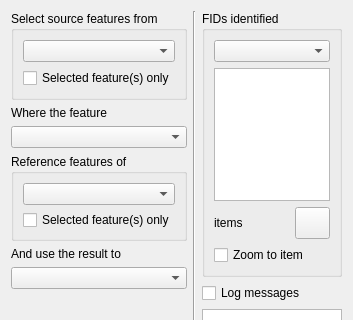
Qt form qgis/src/plugins/spatialquery/qgsspatialquerydialogbase.ui (sourcepole/qgis) before a commit; both pictures show x 0 to 353 and y 0 to 320 of the 353 by 510 pixel window.
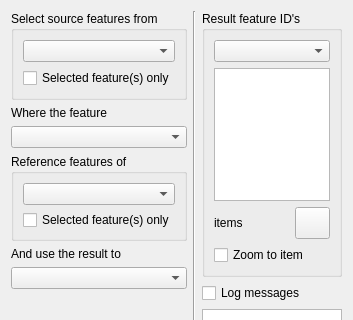
The same form after that commit. Icons and pictures are not drawn.

Commit message: Small change to spatial query text

```diff
--- a/qgis/src/plugins/spatialquery/qgsspatialquerydialogbase.ui
+++ b/qgis/src/plugins/spatialquery/qgsspatialquerydialogbase.ui
@@ -239,7 +239,7 @@
        <item>
         <widget class="QGroupBox" name="gbResultQuery">
          <property name="title">
-          <string>FIDs identified</string>
+          <string>Result feature ID's</string>
          </property>
          <layout class="QVBoxLayout" name="verticalLayout">
           <property name="sizeConstraint">
```
